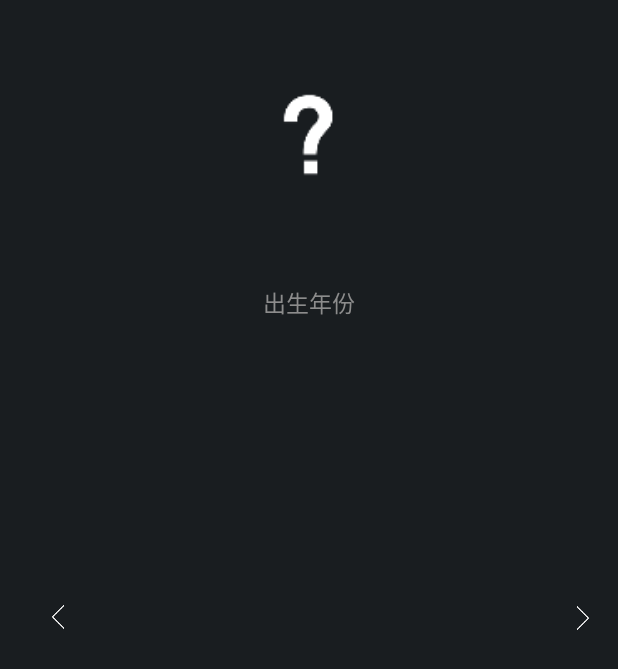
After one commit to laibi0923/Receipt, an Android app: the fragment Register_Gender_Age shown on its own in the app's theme, on a phone screen of 412 x 824 dp. The commit adds this screen. Shown: the top 669 px of the screen. Run offline under Robolectric (Android 15) with nearby library versions, the phone set to English and light mode, and no system bars.

Commit message:
Update on 16 Feb 2019

```diff
--- a/app/src/main/AndroidManifest.xml
+++ b/app/src/main/AndroidManifest.xml
@@ -26,6 +26,12 @@
         <activity
             android:name=".MainActivity"
             android:windowSoftInputMode="stateHidden|adjustResize" >
+
+        </activity>
+
+        <activity
+            android:name=".Register.Register_Main"
+            android:windowSoftInputMode="stateVisible|adjustResize" >
 
         </activity>
 
--- /dev/null
+++ b/app/src/main/java/com/example/lpc/receipt/Register/Register_Gender_Age.java
@@ -0,0 +1,21 @@
+package com.example.lpc.receipt.Register;
+
+import android.os.Bundle;
+import android.support.annotation.NonNull;
+import android.support.annotation.Nullable;
+import android.support.v4.app.Fragment;
+import android.view.LayoutInflater;
+import android.view.View;
+import android.view.ViewGroup;
+
+import com.example.lpc.receipt.R;
+
+public class Register_Gender_Age extends Fragment {
+
+    @Nullable
+    @Override
+    public View onCreateView(@NonNull LayoutInflater inflater, @Nullable ViewGroup container, @Nullable Bundle savedInstanceState) {
+        View v = inflater.inflate(R.layout.r004_register_gendernage, container, false);
+        return v;
+    }
+}
--- /dev/null
+++ b/app/src/main/res/layout/r004_register_gendernage.xml
@@ -0,0 +1,76 @@
+<?xml version="1.0" encoding="utf-8"?>
+<RelativeLayout
+    xmlns:android="http://schemas.android.com/apk/res/android"
+    android:layout_width="match_parent"
+    android:layout_height="match_parent"
+    android:background="@color/colorPrimary">
+
+    <LinearLayout
+        android:layout_width="match_parent"
+        android:layout_height="match_parent"
+        android:layout_marginLeft="40dp"
+        android:layout_marginRight="40dp"
+        android:orientation="vertical"
+        android:gravity="top|center">
+
+        <ImageView
+            android:layout_width="80dp"
+            android:layout_height="80dp"
+            android:layout_margin="50dp"
+            android:src="@mipmap/ic_question_mark"
+            android:tint="@color/text_color_1"/>
+
+        <EditText
+            android:layout_width="match_parent"
+            android:layout_height="wrap_content"
+            android:background="@android:color/transparent"
+            android:gravity="center"
+            android:hint="出生年份"
+            android:padding="10dp"
+            android:textColorHint="@color/text_color_2"
+            android:textSize="15sp" />
+
+    </LinearLayout>
+
+    <LinearLayout
+        android:id="@+id/back_btn1"
+        android:layout_width="50dp"
+        android:layout_height="50dp"
+        android:layout_alignParentLeft="true"
+        android:layout_centerInParent="true"
+        android:gravity="center"
+        android:layout_marginLeft="15dp"
+        android:layout_marginTop="15dp"
+        android:orientation="horizontal">
+
+        <ImageView
+            android:id="@+id/close_btn1"
+            android:layout_width="20dp"
+            android:layout_height="20dp"
+            android:src="@mipmap/ic_back_btn"
+            android:tint="@color/text_color_1"/>
+
+    </LinearLayout>
+
+    <LinearLayout
+        android:id="@+id/back_btn"
+        android:layout_width="50dp"
+        android:layout_height="50dp"
+        android:layout_alignParentRight="true"
+        android:layout_centerInParent="true"
+        android:gravity="center"
+        android:layout_marginLeft="15dp"
+        android:layout_marginTop="15dp"
+        android:orientation="horizontal"
+        android:rotation="180">
+
+        <ImageView
+            android:id="@+id/close_btn"
+            android:layout_width="20dp"
+            android:layout_height="20dp"
+            android:src="@mipmap/ic_back_btn"
+            android:tint="@color/text_color_1"/>
+
+    </LinearLayout>
+
+</RelativeLayout>
--- a/app/src/main/res/layout/x001_login_main.xml
+++ b/app/src/main/res/layout/x001_login_main.xml
@@ -32,6 +32,7 @@
 			android:textColor="#f23f3f" />
 
 		<TextView
+			android:id="@+id/lgoin_register_btn"
 			android:layout_width="match_parent"
 			android:layout_height="wrap_content"
 			android:gravity="center"
```
Also changed, not shown: app/src/main/java/com/example/lpc/receipt/LoginActivity.java (+17 -0 lines), app/src/main/java/com/example/lpc/receipt/Register/Register_Email.java (added, +23 -0 lines), app/src/main/java/com/example/lpc/receipt/Register/Register_Main.java (added, +76 -0 lines), app/src/main/java/com/example/lpc/receipt/Register/Register_Password.java (added, +21 -0 lines), app/src/main/java/com/example/lpc/receipt/Register/Register_UserName.java (added, +21 -0 lines), app/src/main/res/layout/r001_register_main.xml (added, +46 -0 lines), app/src/main/res/layout/r001_register_useremail.xml (added, +76 -0 lines), app/src/main/res/layout/r002_register_password.xml (added, +76 -0 lines), app/src/main/res/layout/r003_register_username.xml (added, +76 -0 lines).
